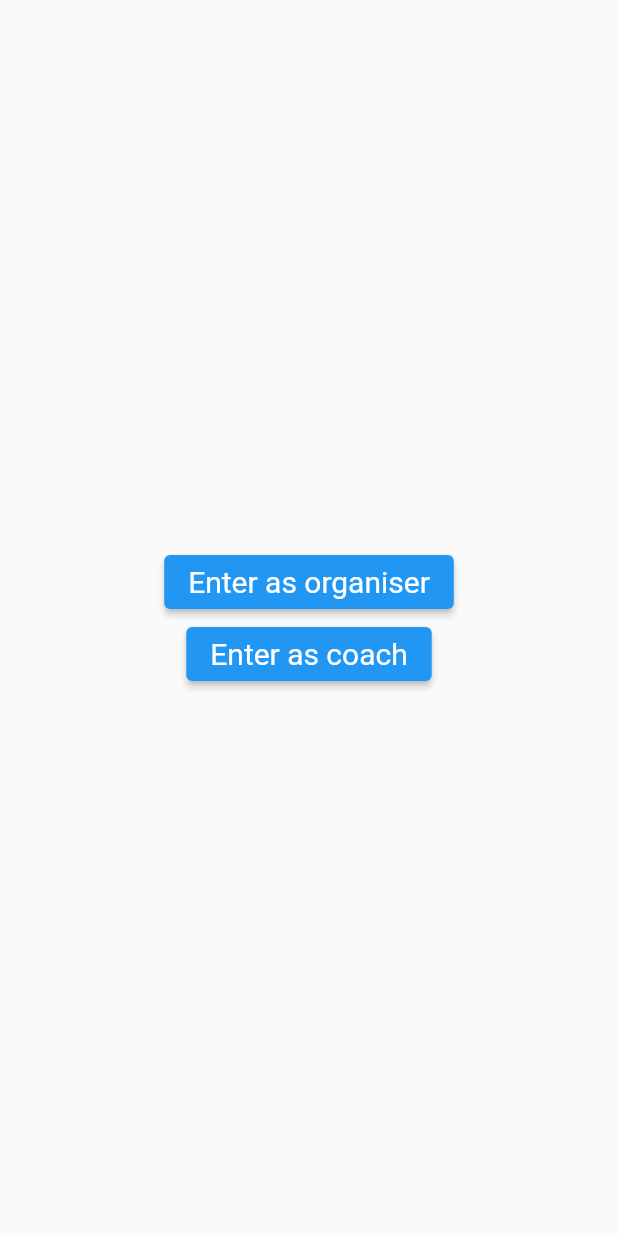
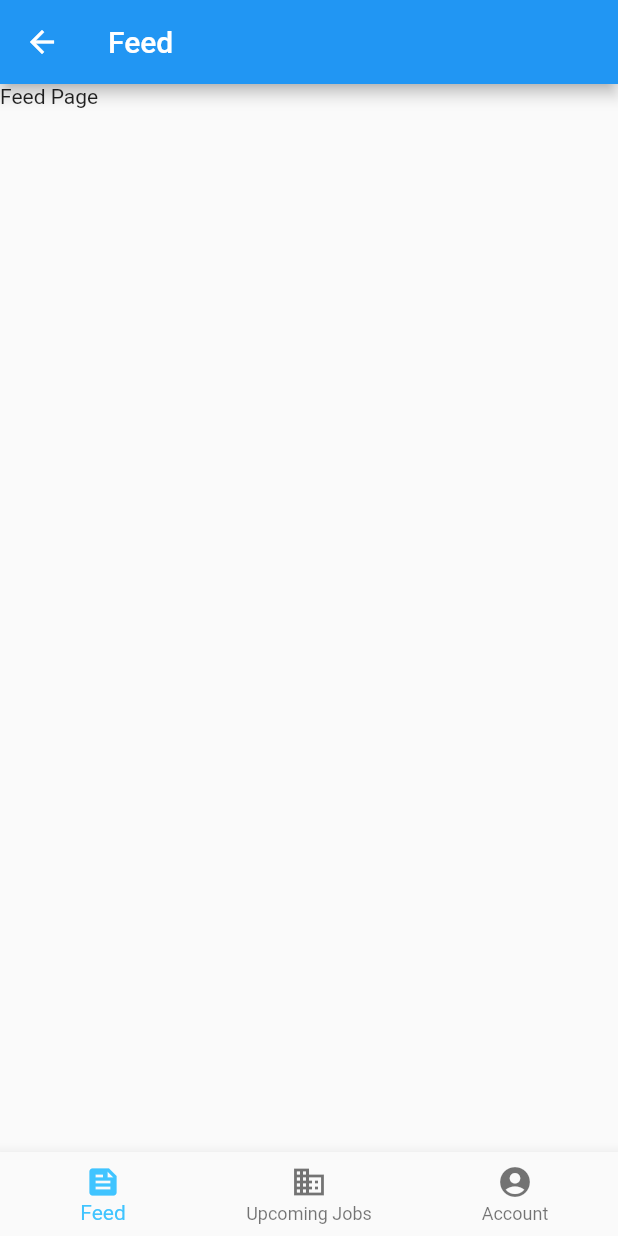
Before and after one commit to vladcoroian/keep-playing-frontend, a Flutter app: the screen it shows after launch, after a tap on "Enter as coach", on a phone screen of 412 x 824 dp. Run offline on Flutter 3.47's test engine with Material 2 defaults, Android fonts, the light colour scheme and no system bars.

Commit message:
app_coach: Add Home Page

```diff
--- /dev/null
+++ b/lib/app_coach/coach_home_page.dart
@@ -0,0 +1,62 @@
+import 'package:flutter/material.dart';
+
+import 'home_page/account_page.dart';
+import 'home_page/feed_page.dart';
+import 'home_page/upcoming_jobs_page.dart';
+
+class CoachHomePage extends StatefulWidget {
+  const CoachHomePage({Key? key}) : super(key: key);
+
+  @override
+  State<CoachHomePage> createState() => _CoachHomePageState();
+}
+
+class _CoachHomePageState extends State<CoachHomePage> {
+  int _selectedIndex = 0;
+  static const List<Widget> _widgetOptions = <Widget>[
+    FeedPage(),
+    UpcomingJobsPage(),
+    AccountPage(),
+  ];
+
+  void _onItemTapped(int index) {
+    setState(() {
+      _selectedIndex = index;
+    });
+  }
+
+  @override
+  Widget build(BuildContext context) {
+    Widget currentWidget = _widgetOptions.elementAt(_selectedIndex);
+
+    return Scaffold(
+      body: Center(
+        child: currentWidget,
+      ),
+      bottomNavigationBar: BottomNavigationBar(
+        items: <BottomNavigationBarItem>[
+          _feedPageNavigationButton(),
+          _upcomingJobsNavigationButton(),
+          _accountNavigationButton(),
+        ],
+        currentIndex: _selectedIndex,
+        selectedItemColor: Colors.lightBlueAccent,
+        onTap: _onItemTapped,
+      ),
+    );
+  }
+
+  BottomNavigationBarItem _feedPageNavigationButton() {
+    return const BottomNavigationBarItem(icon: Icon(Icons.feed), label: 'Feed');
+  }
+
+  BottomNavigationBarItem _upcomingJobsNavigationButton() {
+    return const BottomNavigationBarItem(
+        icon: Icon(Icons.business), label: 'Upcoming Jobs');
+  }
+
+  BottomNavigationBarItem _accountNavigationButton() {
+    return const BottomNavigationBarItem(
+        icon: Icon(Icons.account_circle), label: 'Account');
+  }
+}
--- /dev/null
+++ b/lib/app_coach/home_page/account_page.dart
@@ -0,0 +1,12 @@
+import 'package:flutter/material.dart';
+
+class AccountPage extends StatelessWidget {
+  const AccountPage({Key? key}) : super(key: key);
+
+  @override
+  Widget build(BuildContext context) {
+    return Scaffold(
+        appBar: AppBar(title: const Text('Account')),
+        body: const Text('Account Page'));
+  }
+}
--- /dev/null
+++ b/lib/app_coach/home_page/feed_page.dart
@@ -0,0 +1,12 @@
+import 'package:flutter/material.dart';
+
+class FeedPage extends StatelessWidget {
+  const FeedPage({Key? key}) : super(key: key);
+
+  @override
+  Widget build(BuildContext context) {
+    return Scaffold(
+        appBar: AppBar(title: const Text('Feed')),
+        body: const Text('Feed Page'));
+  }
+}
--- /dev/null
+++ b/lib/app_coach/home_page/upcoming_jobs_page.dart
@@ -0,0 +1,12 @@
+import 'package:flutter/material.dart';
+
+class UpcomingJobsPage extends StatelessWidget {
+  const UpcomingJobsPage({Key? key}) : super(key: key);
+
+  @override
+  Widget build(BuildContext context) {
+    return Scaffold(
+        appBar: AppBar(title: const Text('Upcoming Jobs')),
+        body: const Text('Upcoming Jobs Page'));
+  }
+}
--- a/lib/main.dart
+++ b/lib/main.dart
@@ -1,6 +1,5 @@
 import 'package:flutter/material.dart';
-
-import 'constants.dart';
+import 'package:keep_playing_frontend/app_coach/coach_home_page.dart';
 
 void main() {
   runApp(const MyApp());
@@ -16,21 +15,21 @@ class MyApp extends StatelessWidget {
       theme: ThemeData(
         primarySwatch: Colors.blue,
       ),
-      home: const MyHomePage(title: 'Keep Playing'),
+      home: const LogInPage(title: 'Keep Playing'),
     );
   }
 }
 
-class MyHomePage extends StatefulWidget {
-  const MyHomePage({Key? key, required this.title}) : super(key: key);
+class LogInPage extends StatefulWidget {
+  const LogInPage({Key? key, required this.title}) : super(key: key);
 
   final String title;
 
   @override
-  State<MyHomePage> createState() => _MyHomePageState();
+  State<LogInPage> createState() => _LogInPageState();
 }
 
-class _MyHomePageState extends State<MyHomePage> {
+class _LogInPageState extends State<LogInPage> {
   @override
   Widget build(BuildContext context) {
     return Scaffold(
@@ -48,7 +47,12 @@ class _MyHomePageState extends State<MyHomePage> {
     return ElevatedButton(
         style:
             ElevatedButton.styleFrom(textStyle: const TextStyle(fontSize: 20)),
-        onPressed: () {},
+        onPressed: () {
+          Navigator.push(
+            context,
+            MaterialPageRoute(builder: (context) => const Text('TODO')),
+          );
+        },
         child: const Text('Enter as organiser'));
   }
 
@@ -56,7 +60,12 @@ class _MyHomePageState extends State<MyHomePage> {
     return ElevatedButton(
         style:
             ElevatedButton.styleFrom(textStyle: const TextStyle(fontSize: 20)),
-        onPressed: () {},
+        onPressed: () {
+          Navigator.push(
+            context,
+            MaterialPageRoute(builder: (context) => const CoachHomePage()),
+          );
+        },
         child: const Text('Enter as coach'));
   }
 }
```
